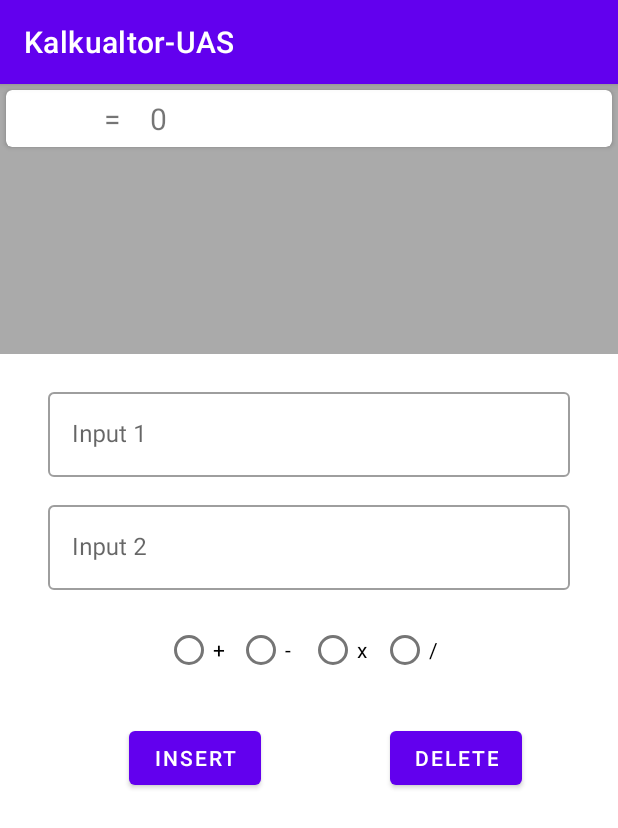
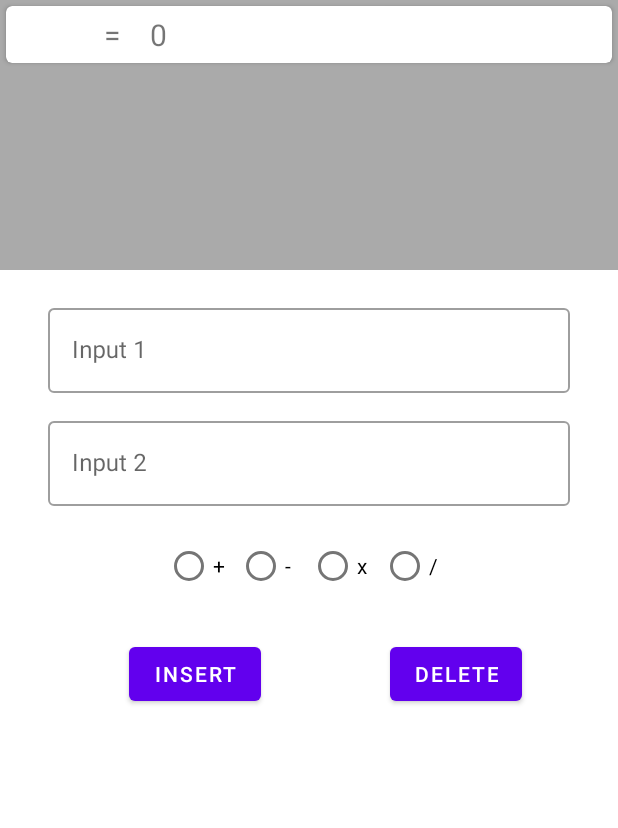
Before and after one commit to Arkade7/kalkulator_radio, an Android app: the screen it shows after launch (MainActivity), after a tap on "INSERT", on a phone screen of 412 x 824 dp. Shown: the top 828 px of the screen. Run offline under Robolectric (Android 15) with nearby library versions, the phone set to English and light mode, and no system bars.

Commit message:
update 2

```diff
--- a/app/src/main/res/values-night/themes.xml
+++ b/app/src/main/res/values-night/themes.xml
@@ -1,8 +1,8 @@
 <resources xmlns:tools="http://schemas.android.com/tools">
     <!-- Base application theme. -->
-    <style name="Theme.KalkualtorUAS" parent="Theme.MaterialComponents.DayNight.DarkActionBar">
+    <style name="Theme.KalkualtorUAS" parent="Theme.MaterialComponents.DayNight.NoActionBar">
         <!-- Primary brand color. -->
-        <item name="colorPrimary">@color/purple_200</item>
+        <item name="colorPrimary">@color/teal_700</item>
         <item name="colorPrimaryVariant">@color/purple_700</item>
         <item name="colorOnPrimary">@color/black</item>
         <!-- Secondary brand color. -->
--- a/app/src/main/res/values/themes.xml
+++ b/app/src/main/res/values/themes.xml
@@ -1,6 +1,6 @@
 <resources xmlns:tools="http://schemas.android.com/tools">
     <!-- Base application theme. -->
-    <style name="Theme.KalkualtorUAS" parent="Theme.MaterialComponents.DayNight.DarkActionBar">
+    <style name="Theme.KalkualtorUAS" parent="Theme.MaterialComponents.DayNight.NoActionBar">
         <!-- Primary brand color. -->
         <item name="colorPrimary">@color/purple_500</item>
         <item name="colorPrimaryVariant">@color/purple_700</item>
```
